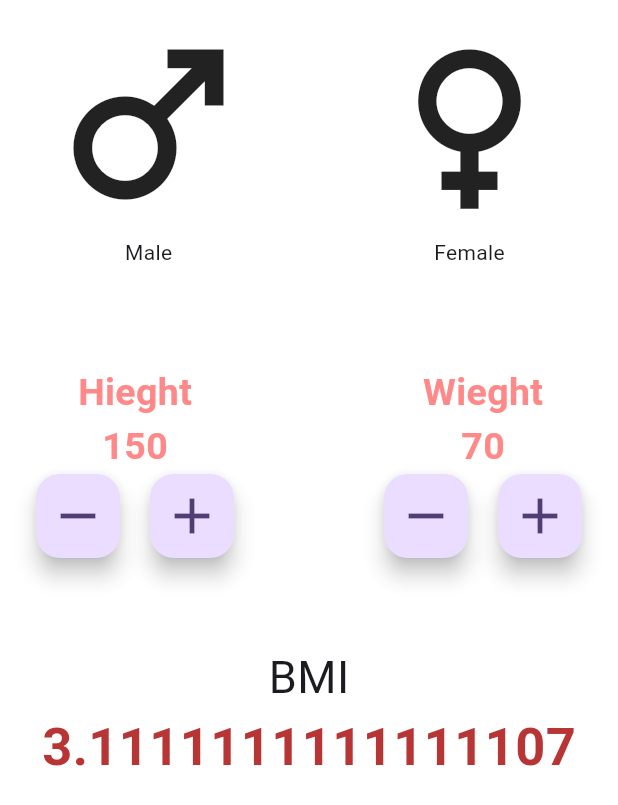
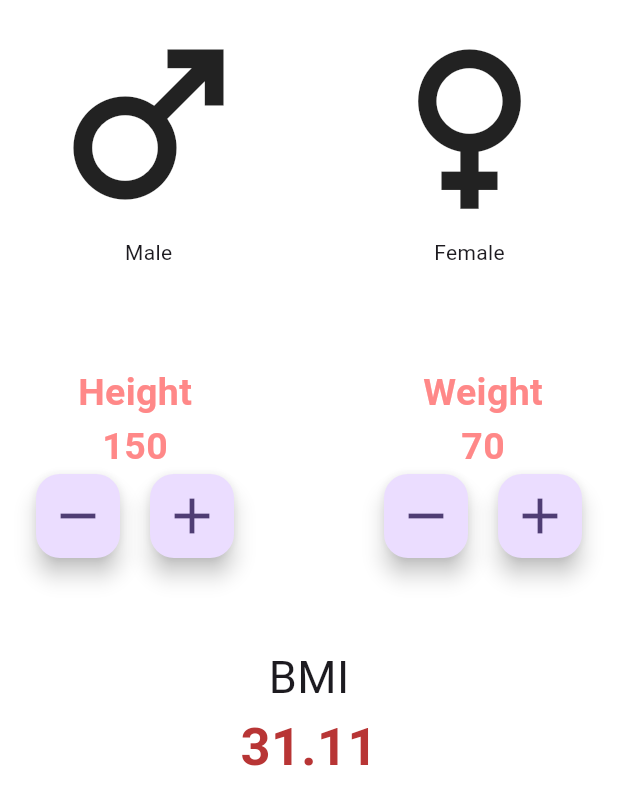
Before and after one commit to Yasith-Uvanpriya/flutter_intro, a Flutter app: the screen it shows after launch, on a phone screen of 412 x 824 dp. Shown: the top 805 px of the screen. Run offline on Flutter 3.47's test engine with Material 3 defaults, Android fonts, the phone set to English and light mode, and no system bars.

Commit message:
Update main_page.dart

```diff
--- a/BMI/lib/main_page.dart
+++ b/BMI/lib/main_page.dart
@@ -9,21 +9,29 @@ class MainPage extends StatefulWidget {
 }
 
 class _MainPageState extends State<MainPage> {
-
-  int Hieght = 150;
+  int height = 150;  // Corrected variable name
   int weight = 70;
 
-  late double bmi = calculateBMI(Hieght: Hieght, weight: weight);
+  late double bmi;
+
+  @override
+  void initState() {
+    super.initState();
+    bmi = calculateBMI(height: height, weight: weight);
+  }
+
+  double calculateBMI({required int height, required int weight}) {
+    return weight / ((height / 100) * (height / 100)); // Corrected BMI formula
+  }
+
   @override
   Widget build(BuildContext context) {
     return Scaffold(
-      backgroundColor: Colors.white, // Fixed color assignment
+      backgroundColor: Colors.white,
       body: SafeArea(
         child: Padding(
           padding: const EdgeInsets.symmetric(horizontal: 16),
-          child: Container(
-            color: Colors.white,
-          child:Column(
+          child: Column(
             children: [
               Row(
                 children: [
@@ -31,7 +39,7 @@ class _MainPageState extends State<MainPage> {
                     padding: const EdgeInsets.all(8.0),
                     child: Column(
                       children: const [
-                      Icon(Icons.male, size:150),
+                        Icon(Icons.male, size: 150),
                         Text("Male"),
                       ],
                     ),
@@ -40,55 +48,45 @@ class _MainPageState extends State<MainPage> {
                   Padding(
                     padding: const EdgeInsets.all(8.0),
                     child: Column(
-                    children:const [
-                      Icon(Icons.female, size:150),
+                      children: const [
+                        Icon(Icons.female, size: 150),
                         Text("Female"),
                       ],
                     ),
-                )
+                  ),
                 ],
               ),
-            const SizedBox(height: 50,),
+              const SizedBox(height: 50),
               Row(
                 children: [
                   Padding(
                     padding: const EdgeInsets.all(8.0),
                     child: Column(
                       children: [
-                       const Text("Hieght",
-                       style: kInputLabelColor
-                      ),
-                         Text(
-                            "$Hieght",
-                              style: kInputLabelColor
-                          ),
+                        const Text("Height", style: kInputLabelColor),
+                        Text("$height", style: kInputLabelColor),
                         Row(
-                            children: [FloatingActionButton(
-                              onPressed: (){
+                          children: [
+                            FloatingActionButton(
+                              onPressed: () {
                                 setState(() {
-                                  if(Hieght>50)
-                                  Hieght--;
-                                  bmi = calculateBMI(Hieght: Hieght, weight: weight);
-                                });
-
-                                print("Hieght");
-                              },
-                              child: Icon(
-                                Icons.remove,
-                              size:40,),),
-                              const SizedBox(width: 20,),
-                              FloatingActionButton(
-                              onPressed: (){
-                                setState(() {
-                                  Hieght++;
-                                  bmi = calculateBMI(Hieght: Hieght, weight: weight);
+                                  if (height > 50) height--;
+                                  bmi = calculateBMI(height: height, weight: weight);
                                 });
                               },
-                              child: Icon(
-                                Icons.add,
-                              size:40,),),
+                              child: const Icon(Icons.remove, size: 40),
+                            ),
+                            const SizedBox(width: 20),
+                            FloatingActionButton(
+                              onPressed: () {
+                                setState(() {
+                                  height++;
+                                  bmi = calculateBMI(height: height, weight: weight);
+                                });
+                              },
+                              child: const Icon(Icons.add, size: 40),
+                            ),
                           ],
-
                         )
                       ],
                     ),
@@ -98,68 +96,50 @@ class _MainPageState extends State<MainPage> {
                     padding: const EdgeInsets.all(8.0),
                     child: Column(
                       children: [
-                       const Text("Wieght",
-                       style: kInputLabelColor
-                      ),
-                        Text(
-                            "$weight",
-                              style: kInputLabelColor
-                          ),
+                        const Text("Weight", style: kInputLabelColor),
+                        Text("$weight", style: kInputLabelColor),
                         Row(
-                            children: [FloatingActionButton(
-                              onPressed:(){
+                          children: [
+                            FloatingActionButton(
+                              onPressed: () {
                                 setState(() {
-                                  if(weight>0)
-                                 weight--;
-                                 bmi = calculateBMI(Hieght: Hieght, weight: weight);
+                                  if (weight > 0) weight--;
+                                  bmi = calculateBMI(height: height, weight: weight);
                                 });
                               },
-                              child: Icon(
-                                Icons.remove,
-                              size:40,),),
-                              const SizedBox(width: 20,),
+                              child: const Icon(Icons.remove, size: 40),
+                            ),
+                            const SizedBox(width: 20),
                             FloatingActionButton(
-                              onPressed: (){
+                              onPressed: () {
                                 setState(() {
                                   weight++;
-                                  bmi = calculateBMI(Hieght: Hieght, weight: weight);
+                                  bmi = calculateBMI(height: height, weight: weight);
                                 });
                               },
-                              child: Icon(
-                                Icons.add,
-                              size:40,),),
+                              child: const Icon(Icons.add, size: 40),
+                            ),
                           ],
-
                         )
                       ],
                     ),
                   ),
                 ],
               ),
-            const SizedBox(height: 50,),
+              const SizedBox(height: 50),
               Column(
                 children: [
+                  const Text("BMI", style: TextStyle(fontSize: 30)),
                   Text(
-                      "BMI",
-                       style: TextStyle(fontSize: 30),
+                    bmi.toStringAsFixed(2), // Convert BMI to 2 decimal places
+                    style: kInputColor,
                   ),
-
-                Text("$bmi",
-                style: kInputColor,
-                )
                 ],
-
-            )
+              ),
             ],
           ),
         ),
-        )
-
-      )
+      ),
     );
   }
-  double calculateBMI({required int Hieght, required int weight}) {
-  return weight /(Hieght*Hieght)*1000;
 }
-
-}
```
Lines whose indentation alone changed are shown as unchanged.
